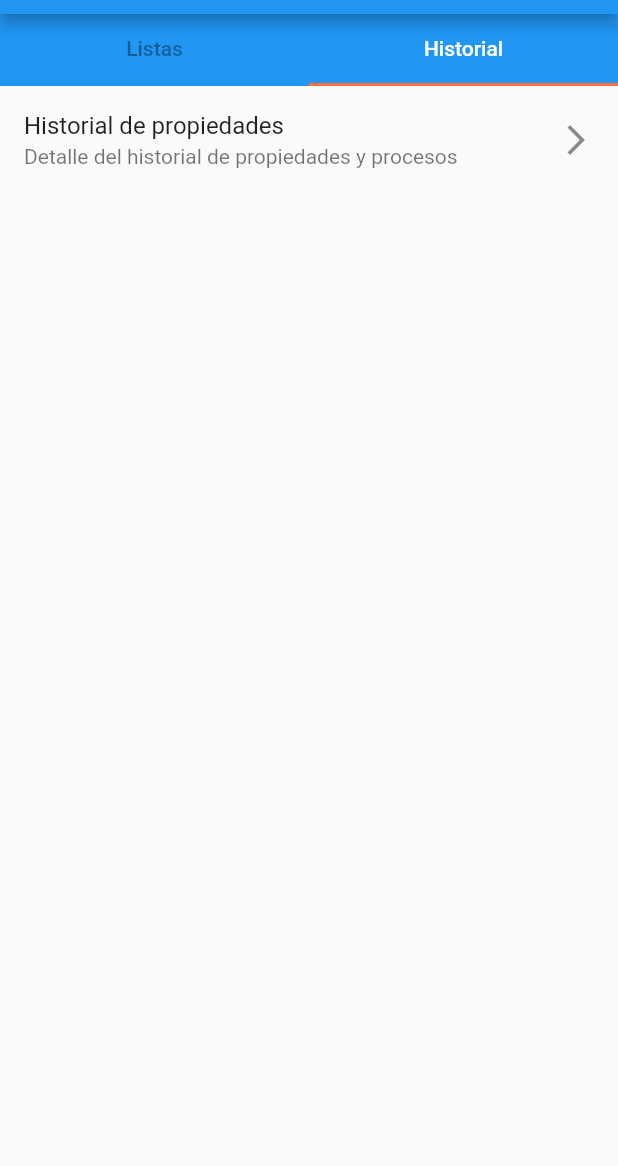
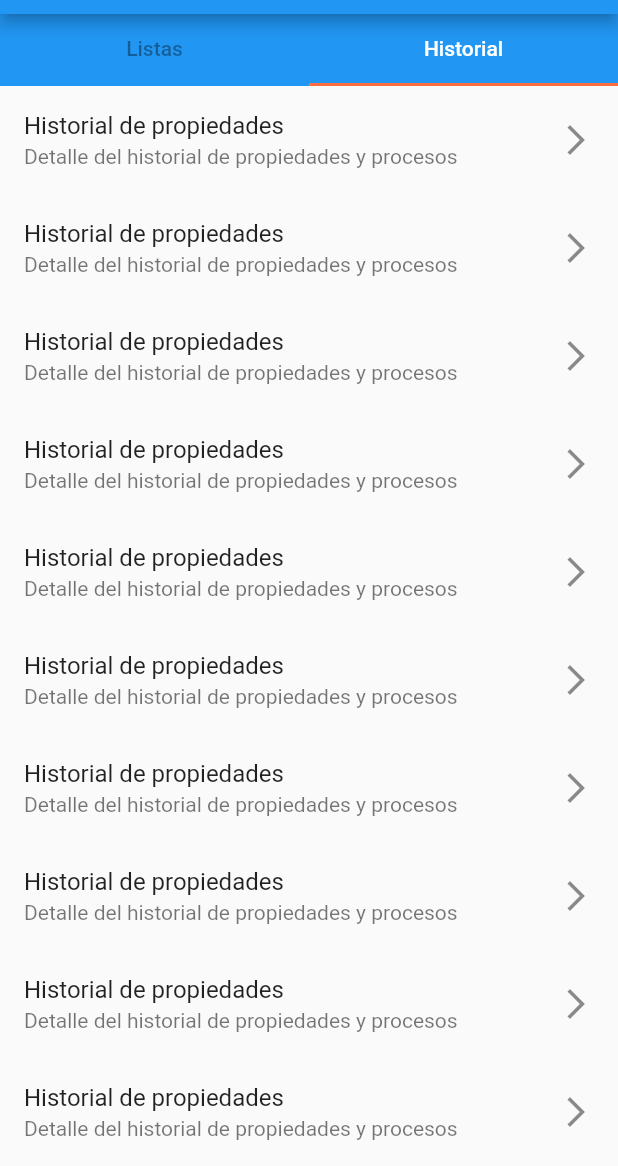
Before and after one commit to lizarragadev/AFD-200-Flutter, a Flutter app: the TabBarsPage screen opened by its route, tab 2 chosen, on a phone screen of 412 x 824 dp, the part 70-1236 px from its top. Run offline on Flutter 3.47's test engine with Material 2 defaults, Android fonts, the phone set to English and light mode, and no system bars; our stand-ins replace webview_flutter; project files that could hold a hidden picture were left out.

Commit message:
Modify lesson 7

```diff
--- a/lesson_07/lib/src/pages/tab_bars_page.dart
+++ b/lesson_07/lib/src/pages/tab_bars_page.dart
@@ -47,10 +47,32 @@ class Tab1 extends StatelessWidget {
   Widget build(BuildContext context) {
     return Center(
       child: ListView(
-        children: [
+        children: const [
           ListTile(
             title: Text("Lista de elementos"),
-          )
+          ),ListTile(
+            title: Text("Lista de elementos"),
+          ),ListTile(
+            title: Text("Lista de elementos"),
+          ),ListTile(
+            title: Text("Lista de elementos"),
+          ),ListTile(
+            title: Text("Lista de elementos"),
+          ),ListTile(
+            title: Text("Lista de elementos"),
+          ),ListTile(
+            title: Text("Lista de elementos"),
+          ),ListTile(
+            title: Text("Lista de elementos"),
+          ),ListTile(
+            title: Text("Lista de elementos"),
+          ),ListTile(
+            title: Text("Lista de elementos"),
+          ),ListTile(
+            title: Text("Lista de elementos"),
+          ),ListTile(
+            title: Text("Lista de elementos"),
+          ),
         ],
       ),
     );
@@ -64,12 +86,58 @@ class Tab2 extends StatelessWidget {
   Widget build(BuildContext context) {
     return Center(
       child: ListView(
-        children: [
+        children: const [
           ListTile(
             title: Text("Historial de propiedades"),
             subtitle: Text("Detalle del historial de propiedades y procesos"),
             trailing: Icon(Icons.arrow_forward_ios_outlined),
-          )
+          ),
+          ListTile(
+            title: Text("Historial de propiedades"),
+            subtitle: Text("Detalle del historial de propiedades y procesos"),
+            trailing: Icon(Icons.arrow_forward_ios_outlined),
+          ),
+          ListTile(
+            title: Text("Historial de propiedades"),
+            subtitle: Text("Detalle del historial de propiedades y procesos"),
+            trailing: Icon(Icons.arrow_forward_ios_outlined),
+          ),
+          ListTile(
+            title: Text("Historial de propiedades"),
+            subtitle: Text("Detalle del historial de propiedades y procesos"),
+            trailing: Icon(Icons.arrow_forward_ios_outlined),
+          ),
+          ListTile(
+            title: Text("Historial de propiedades"),
+            subtitle: Text("Detalle del historial de propiedades y procesos"),
+            trailing: Icon(Icons.arrow_forward_ios_outlined),
+          ),
+          ListTile(
+            title: Text("Historial de propiedades"),
+            subtitle: Text("Detalle del historial de propiedades y procesos"),
+            trailing: Icon(Icons.arrow_forward_ios_outlined),
+          ),
+          ListTile(
+            title: Text("Historial de propiedades"),
+            subtitle: Text("Detalle del historial de propiedades y procesos"),
+            trailing: Icon(Icons.arrow_forward_ios_outlined),
+          ),
+          ListTile(
+            title: Text("Historial de propiedades"),
+            subtitle: Text("Detalle del historial de propiedades y procesos"),
+            trailing: Icon(Icons.arrow_forward_ios_outlined),
+          ),
+          ListTile(
+            title: Text("Historial de propiedades"),
+            subtitle: Text("Detalle del historial de propiedades y procesos"),
+            trailing: Icon(Icons.arrow_forward_ios_outlined),
+          ),
+          ListTile(
+            title: Text("Historial de propiedades"),
+            subtitle: Text("Detalle del historial de propiedades y procesos"),
+            trailing: Icon(Icons.arrow_forward_ios_outlined),
+          ),
+
         ],
       ),
     );
```
